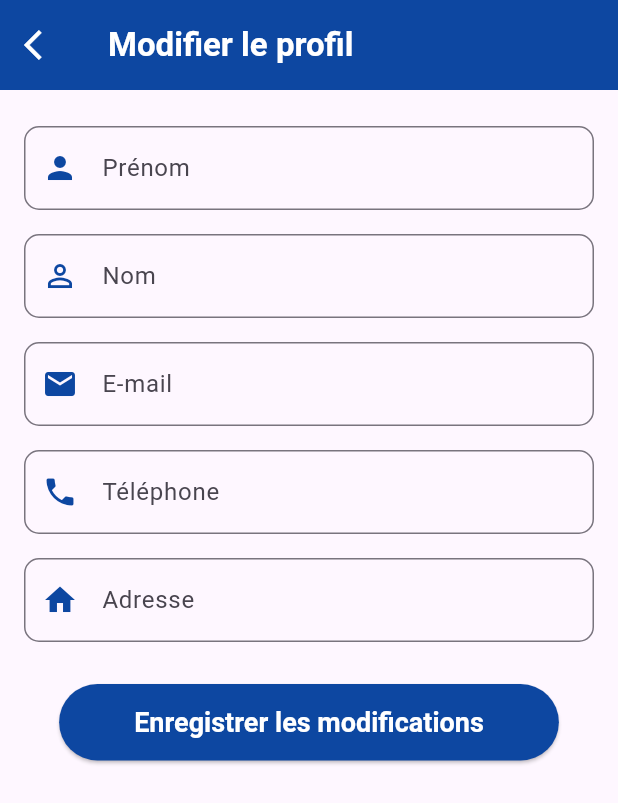
After one commit to ayouboueslati/SportDivers, a Flutter app: the EditProfileScreen screen opened by its route, on a phone screen of 412 x 824 dp. The commit adds this screen. Shown: the top 803 px of the screen. Run offline on Flutter 3.47's test engine with Material 3 defaults, Android fonts, the phone set to English and light mode, and no system bars; our stand-ins replace fl_chart, flutter_rating_bar, fluttertoast, image_picker, loading_overlay, photo_view and 7 more; accounts and stored records are empty.

Commit message:
edit profile

```diff
--- a/lib/components/AppDrawer.dart
+++ b/lib/components/AppDrawer.dart
@@ -115,9 +115,9 @@ class AppDrawer extends StatelessWidget {
     return ListView(
       padding: EdgeInsets.zero,
       children: [
-        _buildDrawerItem(context, 'Home', Icons.home, HomePage.id),
+        _buildDrawerItem(context, 'Menu principal', Icons.home, HomePage.id),
         _buildDrawerItem(
-            context, 'Profile', Icons.account_box_rounded, ProfileScreen.id),
+            context, 'Profil', Icons.account_box_rounded, ProfileScreen.id),
         _buildDrawerItem(context, 'Calendrier', Icons.calendar_month_outlined,
             TrainingScheduleScreen.id),
         _buildDrawerItem(
--- a/lib/main.dart
+++ b/lib/main.dart
@@ -4,6 +4,7 @@ import 'package:footballproject/Provider/ChatProvider/FindMessagesProvider.dart'
 import 'package:footballproject/Provider/ChatProvider/SendMsgProvider.dart';
 import 'package:footballproject/Provider/ChatProvider/usersChat.dart';
 import 'package:footballproject/Provider/PollsProvider/PollsProvider.dart';
+import 'package:footballproject/Provider/ProfileProvider/EditProfileProvider.dart';
 import 'package:footballproject/Provider/UserProvider/userProvider.dart';
 import 'package:footballproject/components/Loader.dart';
 import 'package:footballproject/models/session.dart';
@@ -11,6 +12,7 @@ import 'package:footballproject/screens/Payment/PaymentScreen.dart';
 import 'package:footballproject/screens/Service/SocketService.dart';
 import 'package:footballproject/screens/auth/reset_password/PasswordResetSuccess.dart';
 import 'package:footballproject/screens/messages/MessagesList.dart';
+import 'package:footballproject/screens/profile/ModifyProfile.dart';
 import 'package:footballproject/screens/training/rateSession.dart';
 import 'package:provider/provider.dart';
 import 'package:footballproject/Menu/MenuPage.dart';
@@ -65,6 +67,7 @@ class MyApp extends StatelessWidget {
         ChangeNotifierProvider(create: (_) => MessagesProvider()),
         ChangeNotifierProvider(create: (_) => ChatRoomsProvider()),
         ChangeNotifierProvider(create: (_) => PollProvider()),
+        ChangeNotifierProvider(create: (_) => EditProfileProvider()),
 
       ],
       child: Consumer<AuthenticationProvider>(
@@ -95,6 +98,7 @@ class MyApp extends StatelessWidget {
               DashboardScreen.id: (context) => DashboardScreen(),
               MessagesList.id: (context) =>  MessagesList(),
               PaymentScreen.id: (context) =>  PaymentScreen(),
+              EditProfileScreen.id: (context) =>  EditProfileScreen(),
               PasswordResetSuccessScreen.id: (context) =>
                   PasswordResetSuccessScreen(),
               ResetPasswordScreen.id: (context) =>
--- /dev/null
+++ b/lib/models/ProfileModel.dart
@@ -0,0 +1,80 @@
+import 'package:flutter/foundation.dart';
+
+class User {
+  final String id;
+  final String cin;
+  final String email;
+  final String accountType;
+  final bool isActive;
+  final DateTime createdAt;
+  final Profile profile;
+
+  User({
+    required this.id,
+    required this.cin,
+    required this.email,
+    required this.accountType,
+    required this.isActive,
+    required this.createdAt,
+    required this.profile,
+  });
+
+  factory User.fromJson(Map<String, dynamic> json) {
+    return User(
+      id: json['id'],
+      cin: json['cin'],
+      email: json['email'],
+      accountType: json['accountType'],
+      isActive: json['isActive'],
+      createdAt: DateTime.parse(json['createdAt']),
+      profile: Profile.fromJson(json['profile']),
+    );
+  }
+}
+
+class Profile {
+  final String id;
+  final String firstName;
+  final String lastName;
+  final String phone;
+  final DateTime birthdate;
+  final String address;
+  final String gender;
+  final DateTime inscriptionDate;
+  final String profilePicture;
+  final String paymentMethod;
+  final String discountType;
+  final int discount;
+
+  Profile({
+    required this.id,
+    required this.firstName,
+    required this.lastName,
+    required this.phone,
+    required this.birthdate,
+    required this.address,
+    required this.gender,
+    required this.inscriptionDate,
+    required this.profilePicture,
+    required this.paymentMethod,
+    required this.discountType,
+    required this.discount,
+  });
+
+  factory Profile.fromJson(Map<String, dynamic> json) {
+    return Profile(
+      id: json['id'],
+      firstName: json['firstName'],
+      lastName: json['lastName'],
+      phone: json['phone'],
+      birthdate: DateTime.parse(json['birthdate']),
+      address: json['address'],
+      gender: json['gender'],
+      inscriptionDate: DateTime.parse(json['inscriptionDate']),
+      profilePicture: json['profilePicture'],
+      paymentMethod: json['paymentMethod'],
+      discountType: json['discountType'],
+      discount: json['discount'],
+    );
+  }
+}
--- /dev/null
+++ b/lib/screens/profile/ModifyProfile.dart
@@ -0,0 +1,157 @@
+import 'package:flutter/material.dart';
+import 'package:footballproject/Provider/ProfileProvider/EditProfileProvider.dart';
+import 'package:footballproject/screens/profile/profile.dart';
+import 'package:provider/provider.dart';
+import 'package:footballproject/Provider/ProfileProvider/profileProvider.dart';
+
+
+
+class EditProfileScreen extends StatefulWidget {
+  static String id = 'Edit_Profile_Screen';
+  final Map<String, dynamic>? userData;
+
+  const EditProfileScreen({Key? key, this.userData}) : super(key: key);
+  @override
+  _EditProfileScreenState createState() => _EditProfileScreenState();
+}
+
+class _EditProfileScreenState extends State<EditProfileScreen> {
+  late TextEditingController _firstNameController;
+  late TextEditingController _lastNameController;
+  late TextEditingController _emailController;
+  late TextEditingController _phoneController;
+  late TextEditingController _addressController;
+
+  @override
+  void initState() {
+    super.initState();
+    _firstNameController = TextEditingController(text: widget.userData?['firstName'] ?? '');
+    _lastNameController = TextEditingController(text: widget.userData?['lastName'] ?? '');
+    _emailController = TextEditingController(text: widget.userData?['email'] ?? '');
+    _phoneController = TextEditingController(text: widget.userData?['phone'] ?? '');
+    _addressController = TextEditingController(text: widget.userData?['address'] ?? '');
+  }
+
+  @override
+  void dispose() {
+    _firstNameController.dispose();
+    _lastNameController.dispose();
+    _emailController.dispose();
+    _phoneController.dispose();
+    _addressController.dispose();
+    super.dispose();
+  }
+
+  @override
+  Widget build(BuildContext context) {
+    return Scaffold(
+      appBar: AppBar(
+        toolbarHeight: 60,
+        elevation: 0,
+        iconTheme: const IconThemeData(color: Colors.white),
+        leading: IconButton(
+          icon: Icon(Icons.arrow_back_ios),
+          onPressed: () => Navigator.pop(context),
+        ),
+        backgroundColor: Colors.blue[900],
+        title: const Text(
+          'Modifier le profil',
+          style: TextStyle(
+            color: Colors.white,
+            fontWeight: FontWeight.bold,
+            fontSize: 22,
+          ),
+        ),
+      ),
+      body: Consumer<ProfileProvider>(
+        builder: (context, profileProvider, child) {
+          if (profileProvider.isLoading) {
+            return Center(child: CircularProgressIndicator());
+          }
+          return SingleChildScrollView(
+            child: Column(
+              children: [
+                _buildForm(),
+              ],
+            ),
+          );
+        },
+      ),
+    );
+  }
+
+  Widget _buildForm() {
+    return Padding(
+      padding: const EdgeInsets.all(16.0),
+      child: Column(
+        children: [
+          _buildTextField(_firstNameController, 'Prénom', Icons.person),
+          _buildTextField(_lastNameController, 'Nom', Icons.person_outline),
+          _buildTextField(_emailController, 'E-mail', Icons.email),
+          _buildTextField(_phoneController, 'Téléphone', Icons.phone),
+          _buildTextField(_addressController, 'Adresse', Icons.home),
+          const SizedBox(height: 20),
+          ElevatedButton(
+            onPressed: _saveChanges,
+            style: ElevatedButton.styleFrom(
+              backgroundColor: Colors.blue[900],
+              padding:const EdgeInsets.symmetric(horizontal: 50, vertical: 15),
+              textStyle:const TextStyle(fontSize: 18, fontWeight: FontWeight.bold),
+              shape: RoundedRectangleBorder(
+                borderRadius: BorderRadius.circular(30),
+              ),
+            ),
+            child: const Text('Enregistrer les modifications',
+              style: TextStyle(color: Colors.white),
+            ),
+          ),
+        ],
+      ),
+    );
+  }
+
+  Widget _buildTextField(TextEditingController controller, String label, IconData icon) {
+    return Padding(
+      padding: const EdgeInsets.symmetric(vertical: 8.0),
+      child: TextField(
+        controller: controller,
+        decoration: InputDecoration(
+          labelText: label,
+          prefixIcon: Icon(icon, color: Colors.blue[900]),
+          border: OutlineInputBorder(
+            borderRadius: BorderRadius.circular(10),
+            borderSide: BorderSide(color: Colors.blue[900]!),
+          ),
+          focusedBorder: OutlineInputBorder(
+            borderRadius: BorderRadius.circular(10),
+            borderSide: BorderSide(color: Colors.blue[900]!, width: 2),
+          ),
+        ),
+      ),
+    );
+  }
+
+  void _saveChanges() async {
+    final editProfileProvider = Provider.of<EditProfileProvider>(context, listen: false);
+
+    Map<String, dynamic> updatedData = {
+      'firstName': _firstNameController.text,
+      'lastName': _lastNameController.text,
+      'email': _emailController.text,
+      'phone': _phoneController.text,
+      'address': _addressController.text,
+    };
+
+    final updatedUser = await editProfileProvider.updateUserProfile(updatedData);
+
+    if (updatedUser != null) {
+      ScaffoldMessenger.of(context).showSnackBar(
+        SnackBar(content: Text('Profile updated successfully')),
+      );
+    } else {
+      ScaffoldMessenger.of(context).showSnackBar(
+        SnackBar(content: Text('Failed to update profile: ${editProfileProvider.error}')),
+      );
+    }
+  }
+}
```
Also changed, not shown: lib/Provider/ProfileProvider/EditProfileProvider.dart (added, +70 -0 lines), lib/screens/profile/profile.dart (+42 -10 lines).
